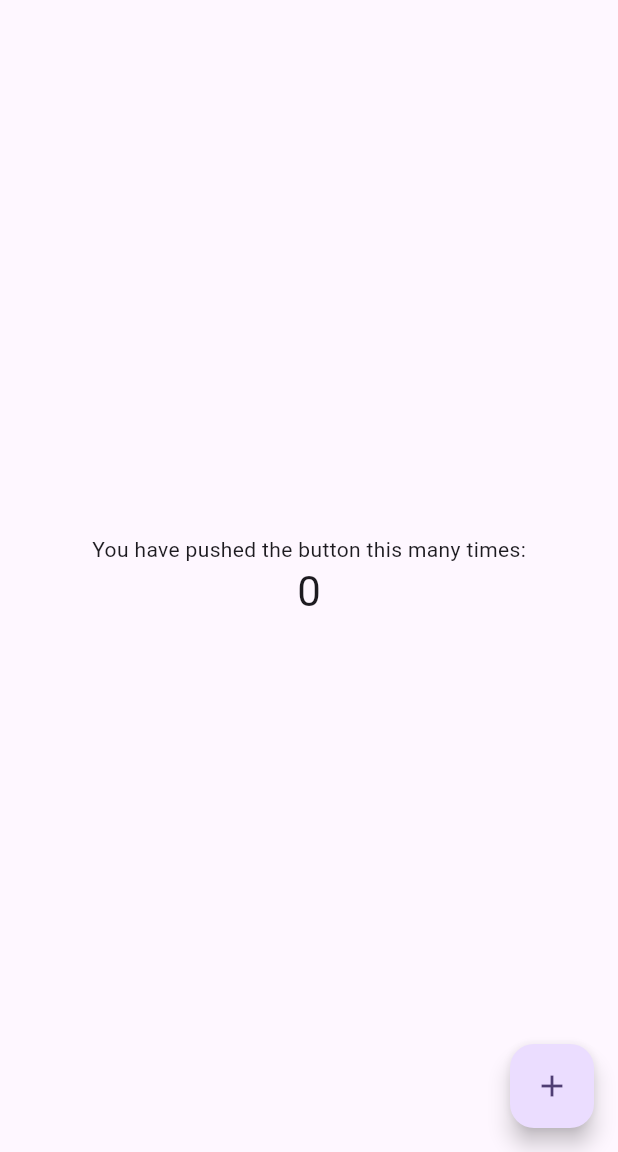
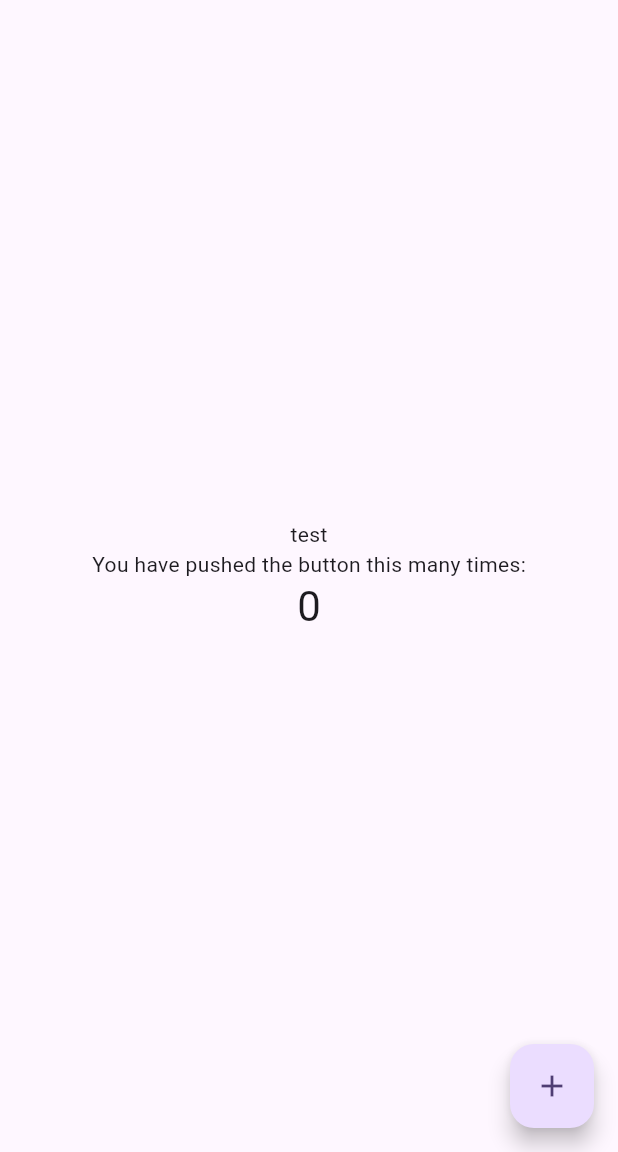
Before and after one commit to YuWeiLGit/pokemon_book, a Flutter app: the screen it shows after launch, on a phone screen of 412 x 824 dp, the part 84-1236 px from its top. Run offline on Flutter 3.47's test engine with Material 3 defaults, Android fonts, the phone set to English and light mode, and no system bars.

Commit message:
Update main.dart
test text

```diff
--- a/lib/main.dart
+++ b/lib/main.dart
@@ -49,6 +49,7 @@ class _MyHomePageState extends State<MyHomePage> {
         child: Column(
           mainAxisAlignment: MainAxisAlignment.center,
           children: <Widget>[
+            const Text('test'),
             const Text('You have pushed the button this many times:'),
             Text(
               '$_counter',
```
